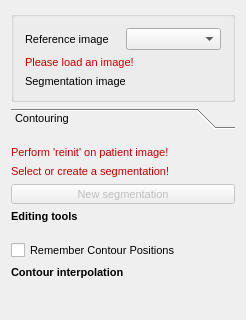
The window that Modules/Bundles/org.mitk.gui.qt.segmentation/src/internal/QmitkSegmentationControls.ui (MITK/MITK) describes before a commit, drawn with Qt 5; both pictures show x 0 to 246 and y 0 to 320 of the 246 by 591 pixel window.
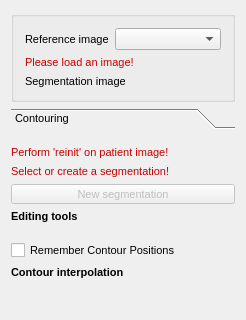
The same window after the commit. Icons and pictures are not drawn. Custom widgets are drawn as their Qt base class.

Commit message: Changed sizeAdjustPolicy of combo box.

Patch:
```diff
--- a/Modules/Bundles/org.mitk.gui.qt.segmentation/src/internal/QmitkSegmentationControls.ui
+++ b/Modules/Bundles/org.mitk.gui.qt.segmentation/src/internal/QmitkSegmentationControls.ui
@@ -42,7 +42,7 @@
         <item>
          <widget class="QLabel" name="lblRefImage">
           <property name="sizePolicy">
-           <sizepolicy hsizetype="Minimum" vsizetype="Preferred">
+           <sizepolicy hsizetype="Maximum" vsizetype="Preferred">
             <horstretch>0</horstretch>
             <verstretch>0</verstretch>
            </sizepolicy>
@@ -65,7 +65,17 @@
          </widget>
         </item>
         <item>
-         <widget class="QmitkDataStorageComboBox" name="refImageSelector"/>
+         <widget class="QmitkDataStorageComboBox" name="refImageSelector">
+          <property name="sizePolicy">
+           <sizepolicy hsizetype="Preferred" vsizetype="Fixed">
+            <horstretch>0</horstretch>
+            <verstretch>0</verstretch>
+           </sizepolicy>
+          </property>
+          <property name="sizeAdjustPolicy">
+           <enum>QComboBox::AdjustToMinimumContentsLength</enum>
+          </property>
+         </widget>
         </item>
        </layout>
       </item>
```
